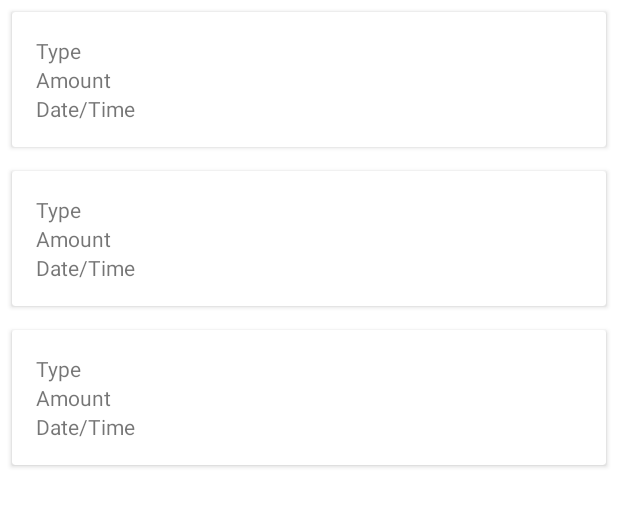
After one commit to arc-arnob/kotlin-bank-app, an Android app: the layout activity_transaction.xml on its own in the app's theme, with its tools: preview values and no code run, on a phone screen of 412 x 824 dp. The commit adds this screen. Shown: the top 507 px of the screen. Run offline under Robolectric (Android 15) with nearby library versions, the phone set to English and light mode, and no system bars.

Commit message:
Add Recycler View-WHAT IS THIS>>????

```diff
--- a/app/src/main/AndroidManifest.xml
+++ b/app/src/main/AndroidManifest.xml
@@ -11,6 +11,9 @@
         android:supportsRtl="true"
         android:theme="@style/Theme.Bankapp"
         tools:targetApi="33">
+        <activity
+            android:name=".ui.TransactionActivity"
+            android:exported="false" />
         <activity
             android:name=".ui.TransferActivity"
             android:exported="false" />
--- /dev/null
+++ b/app/src/main/res/layout/activity_transaction.xml
@@ -0,0 +1,20 @@
+<?xml version="1.0" encoding="utf-8"?>
+<androidx.constraintlayout.widget.ConstraintLayout
+    xmlns:android="http://schemas.android.com/apk/res/android"
+    xmlns:app="http://schemas.android.com/apk/res-auto"
+    xmlns:tools="http://schemas.android.com/tools"
+    android:layout_width="match_parent"
+    android:layout_height="match_parent"
+    tools:context=".ui.TransactionActivity">
+
+    <androidx.recyclerview.widget.RecyclerView
+        android:id="@+id/recyclerView"
+        android:layout_width="0dp"
+        android:layout_height="0dp"
+        app:layout_constraintTop_toTopOf="parent"
+        app:layout_constraintBottom_toBottomOf="parent"
+        app:layout_constraintStart_toStartOf="parent"
+        app:layout_constraintEnd_toEndOf="parent"
+        tools:listitem="@layout/item_transaction" />
+
+</androidx.constraintlayout.widget.ConstraintLayout>
--- /dev/null
+++ b/app/src/main/res/layout/item_transaction.xml
@@ -0,0 +1,32 @@
+<?xml version="1.0" encoding="utf-8"?>
+<androidx.cardview.widget.CardView xmlns:android="http://schemas.android.com/apk/res/android"
+    android:layout_width="match_parent"
+    android:layout_height="wrap_content"
+    android:layout_margin="8dp"
+    android:elevation="4dp">
+
+    <LinearLayout
+        android:layout_width="match_parent"
+        android:layout_height="wrap_content"
+        android:padding="16dp"
+        android:orientation="vertical">
+
+        <TextView
+            android:id="@+id/tvType"
+            android:layout_width="wrap_content"
+            android:layout_height="wrap_content"
+            android:text="Type" />
+
+        <TextView
+            android:id="@+id/tvAmount"
+            android:layout_width="wrap_content"
+            android:layout_height="wrap_content"
+            android:text="Amount" />
+
+        <TextView
+            android:id="@+id/tvTimestamp"
+            android:layout_width="wrap_content"
+            android:layout_height="wrap_content"
+            android:text="Date/Time" />
+    </LinearLayout>
+</androidx.cardview.widget.CardView>
```
Also changed, not shown: app/src/main/java/com/arnob/bank_app/di/ViewModelFactory.kt (+8 -4 lines), app/src/main/java/com/arnob/bank_app/ui/DashboardActivity.kt (+7 -0 lines), app/src/main/java/com/arnob/bank_app/ui/TransactionActivity.kt (added, +33 -0 lines), app/src/main/java/com/arnob/bank_app/ui/TransactionAdapter.kt (added, +40 -0 lines), app/src/main/java/com/arnob/bank_app/ui/TransactionViewModel.kt (added, +27 -0 lines), app/src/main/res/layout/activity_dashboard.xml (+10 -1 lines).
